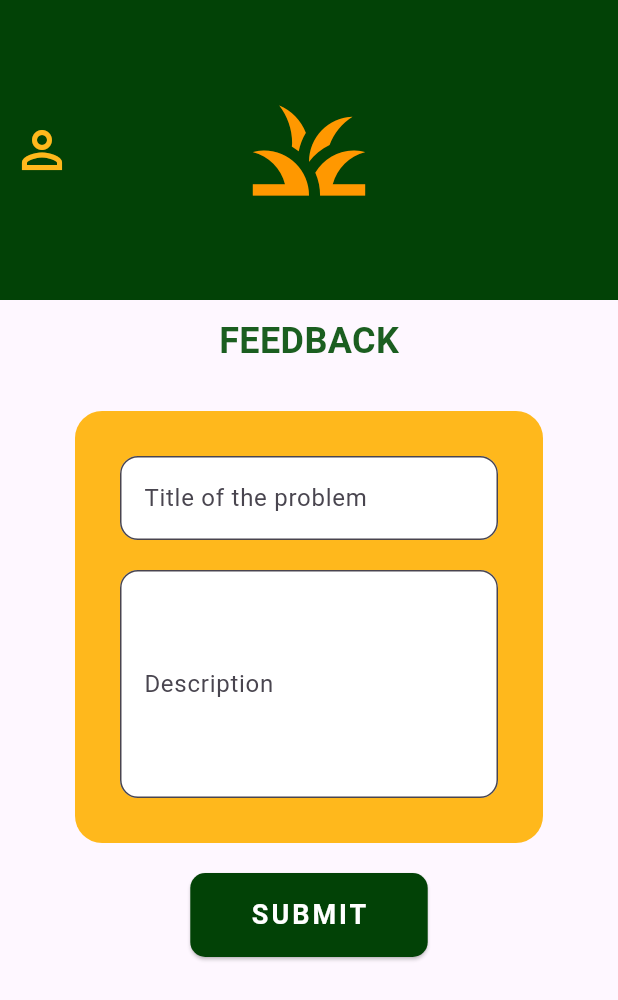
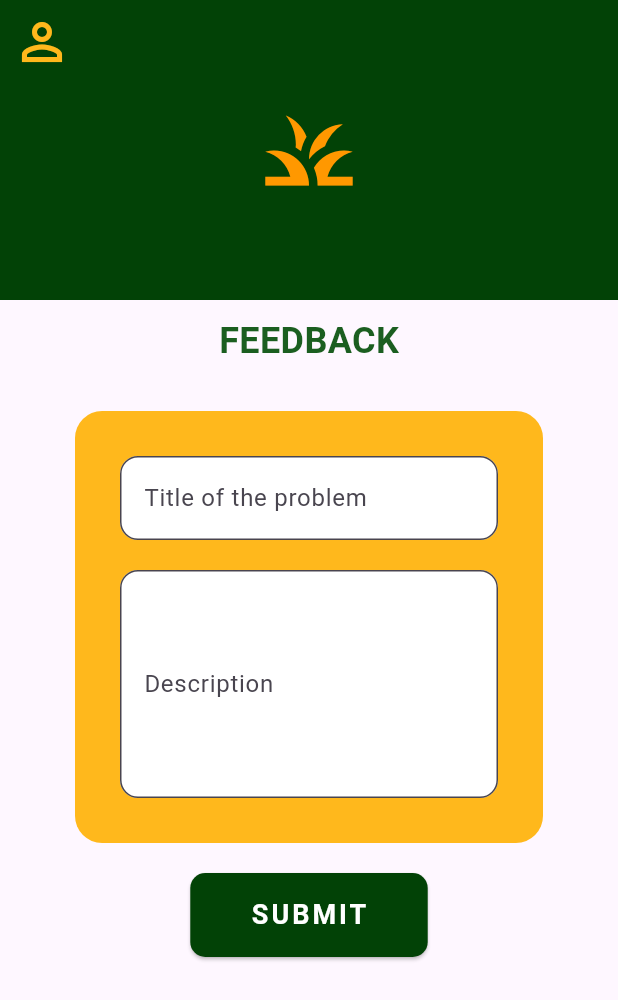
Before and after one commit to ananya-dhiman/Fasal-Forecast, a Flutter app: the FeedbackPage screen opened directly, on a phone screen of 412 x 824 dp. Shown: the top 1000 px of the screen. Run offline on Flutter 3.47's test engine with Material 3 defaults, Android fonts, the phone set to English and light mode, and no system bars; our stand-ins replace camera, dio, image_picker; missing offline and left inert: translator.

Commit message:
changes in feedback

```diff
--- a/template/lib/screens/feedback.dart
+++ b/template/lib/screens/feedback.dart
@@ -30,15 +30,21 @@ class FeedbackPage extends StatelessWidget {
       drawer: _buildEndDrawer(context),
 
      appBar: AppBar(
-        leading: Builder(
+       leading: Align(
+         alignment: Alignment.topLeft, // Aligns the icon to the top-left
+         child: Builder(
            builder: (context) => IconButton(
-            icon: const Icon(Icons.perm_identity_sharp,size: 40,color: Color(0xFFFFB81C)),
+             icon: const Icon(
+               Icons.perm_identity_sharp,
+               size: 40,
+               color: Color(0xFFFFB81C),
+             ),
              onPressed: () {
                Scaffold.of(context).openDrawer(); // Open drawer when icon is pressed
              },
            ),
          ),
-
+       ),
        toolbarHeight: 200,
        backgroundColor: const Color(0xFF024206),
        automaticallyImplyLeading: false,
@@ -49,12 +55,10 @@ class FeedbackPage extends StatelessWidget {
            Center(
              child: Icon(
                Icons.grass,
-                size: 90,
+               size: 70,
                color: Colors.orange,
              ),
            ),
-            // Positioned bottom-right icon
-
          ],
        ),
      ),
```
Lines whose indentation alone changed are shown as unchanged.
